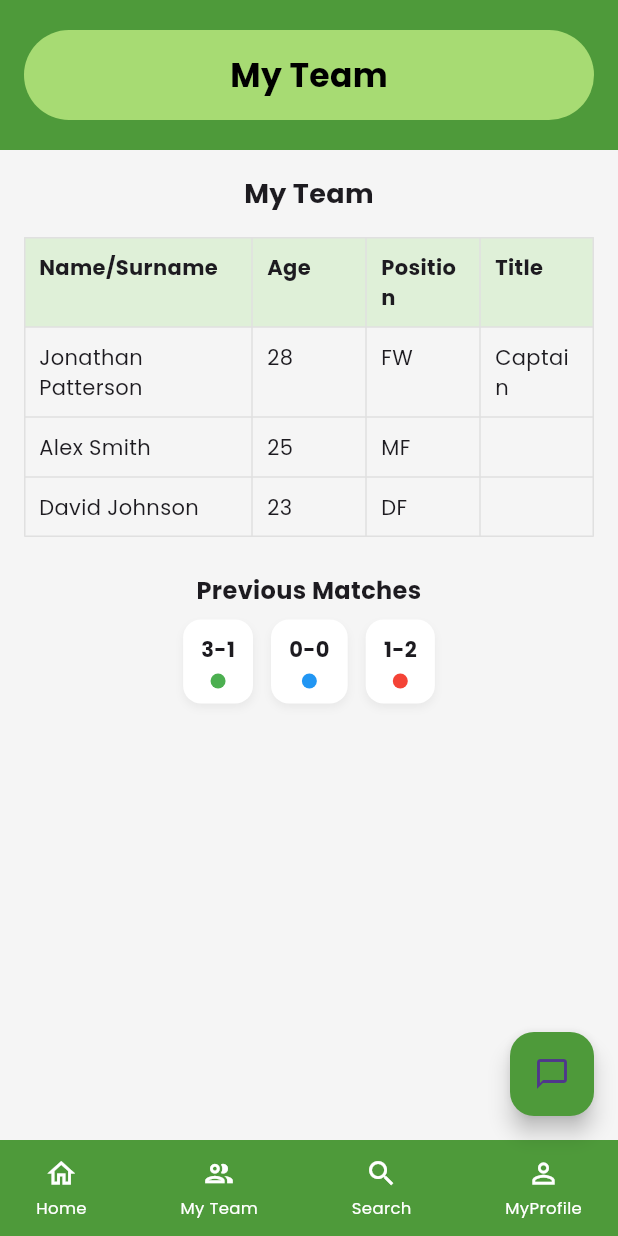
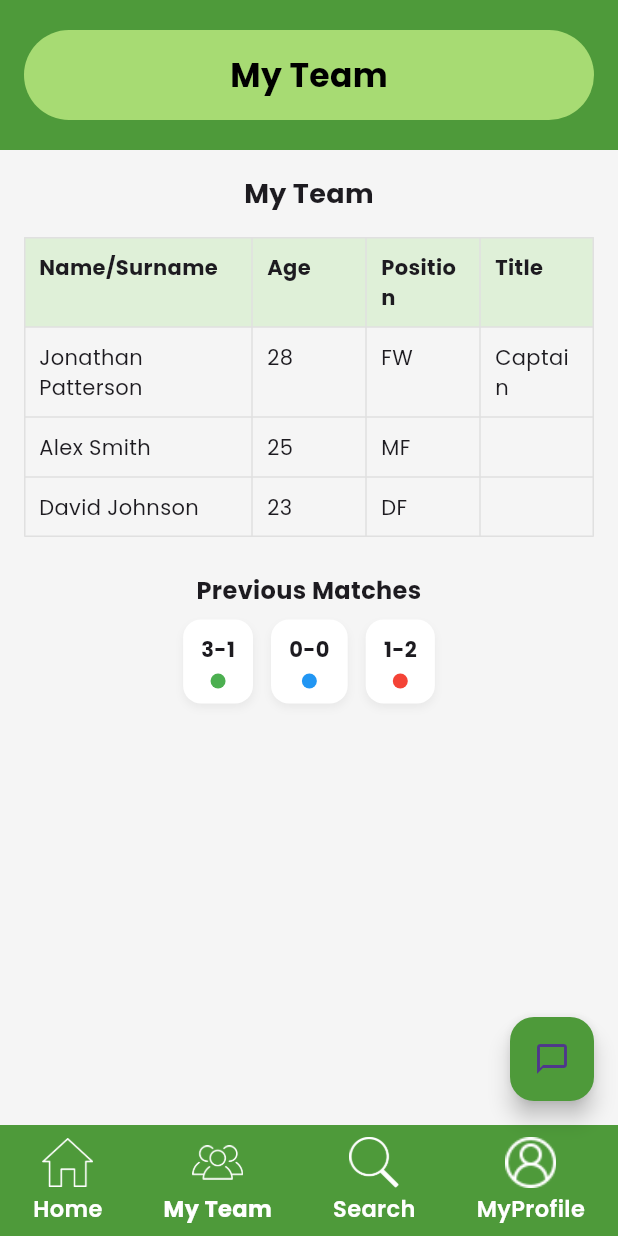
Before and after one commit to vedude-rabia-sozkesen/FootCall, a Flutter app: the MyTeamPage screen opened by its route, item 3 of the bottom bar chosen, after a tap on "Home", on a phone screen of 412 x 824 dp. Run offline on Flutter 3.47's test engine with Material 3 defaults, Android fonts, the phone set to English and light mode, and no system bars; our stand-ins replace google_fonts.

Commit message:
bottombar navigation added

```diff
--- a/lib/pages/my_team_page.dart
+++ b/lib/pages/my_team_page.dart
@@ -186,7 +186,7 @@ class MyTeamPage extends StatelessWidget {
         ),
       ),
 
-      bottomNavigationBar: const AppBottomNavBar(),
+      bottomNavigationBar: const AppBottomNavBar(activeIndex: 1),
     );
   }
 }
--- a/lib/widgets/app_bottom_nav.dart
+++ b/lib/widgets/app_bottom_nav.dart
@@ -1,7 +1,10 @@
 import 'package:flutter/material.dart';
+import '../utils/colors.dart';
 
-import '../utils/colors.dart';
-import '../utils/styles.dart';
+class AppBottomNavBar extends StatelessWidget {
+  final int activeIndex;
+
+  const AppBottomNavBar({super.key, required this.activeIndex});
 
   void _showPlaceholderDialog(BuildContext context) {
     showDialog(
@@ -19,76 +22,107 @@ void _showPlaceholderDialog(BuildContext context) {
     );
   }
 
-class AppBottomNavBar extends StatelessWidget {
-  const AppBottomNavBar({super.key});
+  void _onTap(BuildContext context, int index) {
+    if (index == activeIndex) return;
 
-  // Change: Home now navigates to the real Home Page ('/home') instead of '/'
-  void _goHome(BuildContext context) {
-    Navigator.of(context).pushNamedAndRemoveUntil('/matches', (route) => false);
+    switch (index) {
+      case 0: // Home
+        Navigator.of(context).pushNamedAndRemoveUntil('/home', (route) => false);
+        break;
+      case 1: // My Team
+        Navigator.of(context).pushNamed('/my-team');
+        break;
+      case 2: // Search
+        _showPlaceholderDialog(context);
+        break;
+      case 3: // My Profile
+        Navigator.of(context).pushNamed('/my-player');
+        break;
     }
-
-  void _goTeams(BuildContext context) {
-    _showPlaceholderDialog(context);
-  }
-
-  Widget _buildItem({
-    required BuildContext context,
-    required IconData icon,
-    required String label,
-    required VoidCallback onTap,
-  }) {
-    return InkWell(
-      onTap: onTap,
-      borderRadius: BorderRadius.circular(8),
-      child: Column(
-        mainAxisAlignment: MainAxisAlignment.center,
-        children: [
-          Icon(icon, color: Colors.white, size: 22),
-          const SizedBox(height: 4),
-          Text(
-            label,
-            style: kBottomNavTextStyle,
-          ),
-        ],
-      ),
-    );
   }
 
   @override
   Widget build(BuildContext context) {
     return Container(
-      height: 64,
+      padding: const EdgeInsets.symmetric(horizontal: 22, vertical: 8),
+      decoration: const BoxDecoration(
         color: kAppGreen,
-      padding: const EdgeInsets.symmetric(horizontal: 24),
+      ),
       child: Row(
         mainAxisAlignment: MainAxisAlignment.spaceBetween,
         children: [
-          _buildItem(
-            context: context,
-            icon: Icons.home_outlined,
+          _BottomItem(
+            imagePath: 'lib/images/home_logo.png',
             label: 'Home',
-            onTap: () => _goHome(context),
+            isActive: activeIndex == 0,
+            onTap: () => _onTap(context, 0),
           ),
-          _buildItem(
-            context: context,
-            icon: Icons.group_outlined,
+          _BottomItem(
+            imagePath: 'lib/images/myteam_logo.png',
             label: 'My Team',
-            onTap: () => _goTeams(context),
+            isActive: activeIndex == 1,
+            onTap: () => _onTap(context, 1),
           ),
-          _buildItem(
-            context: context,
-            icon: Icons.search,
+          _BottomItem(
+            imagePath: 'lib/images/search_logo.png',
             label: 'Search',
-            onTap: () => _showPlaceholderDialog(context),
+            isActive: activeIndex == 2,
+            onTap: () => _onTap(context, 2),
           ),
-          _buildItem(
-            context: context,
-            icon: Icons.person_outline,
+          _BottomItem(
+            imagePath: 'lib/images/myprofile_logo.png',
             label: 'MyProfile',
-            onTap: () => _showPlaceholderDialog(context),
+            isActive: activeIndex == 3,
+            onTap: () => _onTap(context, 3),
           ),
         ],
       ),
     );
   }
 }
+
+class _BottomItem extends StatelessWidget {
+  final String imagePath;
+  final String label;
+  final bool isActive;
+  final VoidCallback onTap;
+
+  const _BottomItem({
+    required this.imagePath,
+    required this.label,
+    required this.isActive,
+    required this.onTap,
+  });
+
+  @override
+  Widget build(BuildContext context) {
+    const Color textColor = Colors.white;
+
+    return InkWell(
+      onTap: onTap,
+      child: Column(
+        mainAxisSize: MainAxisSize.min,
+        children: [
+          SizedBox(
+            width: 34,
+            height: 34,
+            child: Image.asset(
+              imagePath,
+              fit: BoxFit.contain,
+              color: Colors.white,
+            ),
+          ),
+          const SizedBox(height: 3),
+          Text(
+            label,
+            style: TextStyle(
+              color: textColor,
+              fontSize: 15,
+              fontWeight: isActive ? FontWeight.w700 : FontWeight.w600,
+            ),
+          ),
+        ],
+      ),
+    );
+  }
+}
```
Also changed, not shown: lib/pages/home_page.dart (+2 -116 lines). Lines whose indentation alone changed are shown as unchanged.
